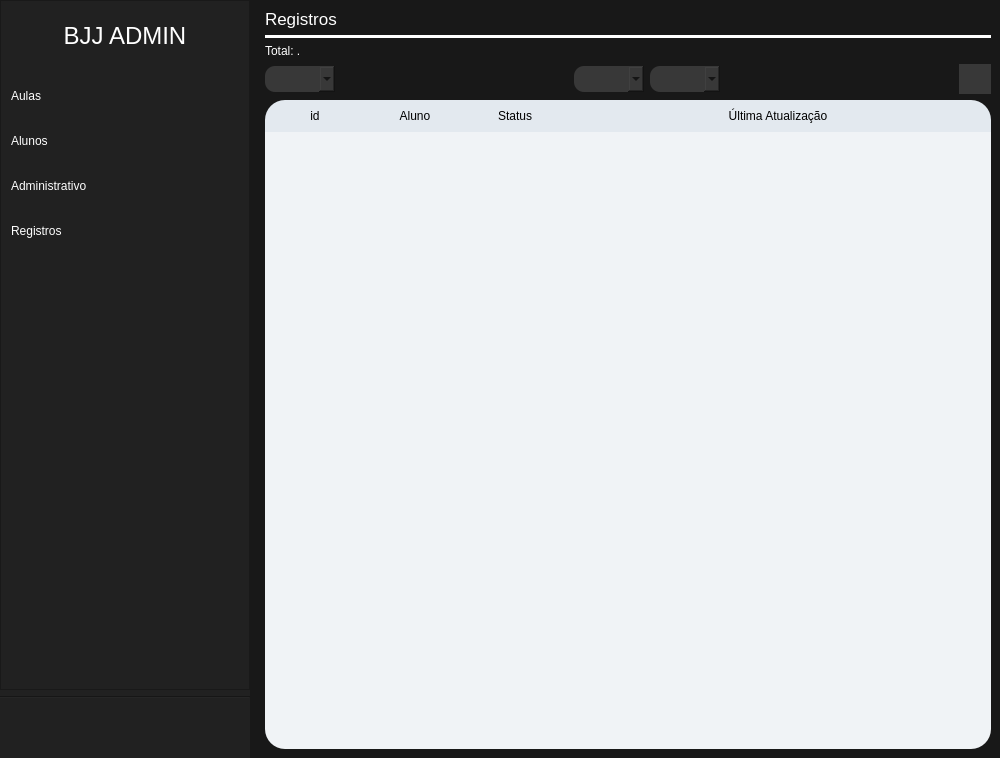
vitorcarnieli/desktop-bjjadmin, file views/ui/raw/main_view.ui: the form before one commit.
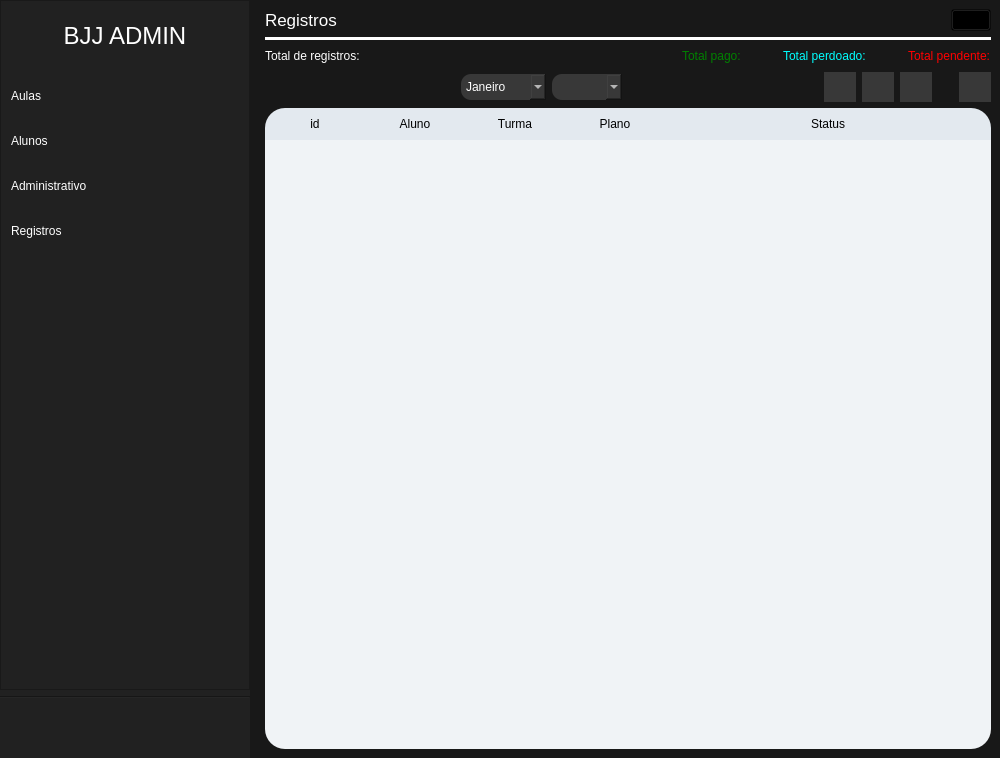
The form after the commit. The open tabs and pages were chosen to show the change. Icons and pictures are not drawn.

Commit message: feat: create and list records

Patch:
```diff
--- a/views/ui/raw/main_view.ui
+++ b/views/ui/raw/main_view.ui
@@ -1372,19 +1372,53 @@
       <widget class="QWidget" name="page_records">
        <layout class="QVBoxLayout" name="verticalLayout_6">
         <item>
-         <widget class="QLabel" name="label_manage_students_2">
-          <property name="font">
-           <font>
-            <pointsize>13</pointsize>
-           </font>
-          </property>
-          <property name="styleSheet">
-           <string notr="true">color: rgb(255, 255, 255);</string>
-          </property>
-          <property name="text">
-           <string>Registros</string>
-          </property>
-         </widget>
+         <layout class="QHBoxLayout" name="horizontalLayout_6">
+          <item>
+           <widget class="QLabel" name="label_manage_students_2">
+            <property name="font">
+             <font>
+              <pointsize>13</pointsize>
+             </font>
+            </property>
+            <property name="styleSheet">
+             <string notr="true">color: rgb(255, 255, 255);</string>
+            </property>
+            <property name="text">
+             <string>Registros</string>
+            </property>
+           </widget>
+          </item>
+          <item>
+           <spacer name="horizontalSpacer_2">
+            <property name="orientation">
+             <enum>Qt::Orientation::Horizontal</enum>
+            </property>
+            <property name="sizeHint" stdset="0">
+             <size>
+              <width>40</width>
+              <height>20</height>
+             </size>
+            </property>
+           </spacer>
+          </item>
+          <item>
+           <widget class="QPushButton" name="btn_reload_records">
+            <property name="toolTip">
+             <string>Recarregar página</string>
+            </property>
+            <property name="styleSheet">
+             <string notr="true">background-color: transparent;</string>
+            </property>
+            <property name="text">
+             <string/>
+            </property>
+            <property name="icon">
+             <iconset>
+              <normaloff>../../icons/refresh_white.png</normaloff>../../icons/refresh_white.png</iconset>
+            </property>
+           </widget>
+          </item>
+         </layout>
         </item>
         <item>
          <widget class="Line" name="line_manage__students_2">
@@ -1398,28 +1432,92 @@
          </widget>
         </item>
         <item>
-         <widget class="QLabel" name="label_records_total">
-          <property name="styleSheet">
-           <string notr="true">color: rgb(255, 255, 255);</string>
-          </property>
-          <property name="text">
-           <string>Total: .</string>
-          </property>
-         </widget>
+         <layout class="QHBoxLayout" name="horizontalLayout">
+          <item>
+           <widget class="QLabel" name="label_record_total_records">
+            <property name="styleSheet">
+             <string notr="true">color: rgb(255, 255, 255);</string>
+            </property>
+            <property name="text">
+             <string>Total de registros:</string>
+            </property>
+           </widget>
+          </item>
+          <item>
+           <spacer name="horizontalSpacer">
+            <property name="orientation">
+             <enum>Qt::Orientation::Horizontal</enum>
+            </property>
+            <property name="sizeHint" stdset="0">
+             <size>
+              <width>40</width>
+              <height>20</height>
+             </size>
+            </property>
+           </spacer>
+          </item>
+          <item>
+           <widget class="QLabel" name="label_total_payment_done">
+            <property name="styleSheet">
+             <string notr="true">color: green;</string>
+            </property>
+            <property name="text">
+             <string>Total pago:</string>
+            </property>
+           </widget>
+          </item>
+          <item>
+           <widget class="QLabel" name="label_4">
+            <property name="minimumSize">
+             <size>
+              <width>30</width>
+              <height>0</height>
+             </size>
+            </property>
+            <property name="text">
+             <string/>
+            </property>
+           </widget>
+          </item>
+          <item>
+           <widget class="QLabel" name="label_3">
+            <property name="styleSheet">
+             <string notr="true">color: rgb(0, 255, 255);</string>
+            </property>
+            <property name="text">
+             <string>Total perdoado:</string>
+            </property>
+           </widget>
+          </item>
+          <item>
+           <widget class="QLabel" name="label_5">
+            <property name="minimumSize">
+             <size>
+              <width>30</width>
+              <height>0</height>
+             </size>
+            </property>
+            <property name="text">
+             <string/>
+            </property>
+           </widget>
+          </item>
+          <item>
+           <widget class="QLabel" name="label_total_payment_pedding">
+            <property name="styleSheet">
+             <string notr="true">color: red;</string>
+            </property>
+            <property name="text">
+             <string>Total pendente:</string>
+            </property>
+           </widget>
+          </item>
+         </layout>
         </item>
         <item>
          <layout class="QHBoxLayout" name="horizontalLayout_4">
           <item>
-           <widget class="QComboBox" name="comboBox_records_filters">
-            <property name="styleSheet">
-             <string notr="true">QComboBox{
-	background:  #383838;
-	border-radius: 10px;
-	padding: 5px;
-}
-</string>
-            </property>
-           </widget>
+           <layout class="QVBoxLayout" name="layout_filter_records"/>
           </item>
           <item>
            <spacer name="horizontalSpacer_14">
@@ -1437,24 +1535,128 @@
           <item>
            <widget class="QComboBox" name="comboBox_month">
             <property name="styleSheet">
-             <string notr="true">QComboBox{
-	background:  #383838;
-	border-radius: 10px;
-	padding: 5px;
+             <string notr="true">            QComboBox {
+    background: #383838;
+    color: #ffffff;
+    border-radius: 10px;
+    padding: 5px;
 }
-</string>
+
+QComboBox QAbstractItemView {
+    color: #ffffff;
+    background: #383838;
+}
+
+/* ComboBox desabilitada */
+QComboBox:disabled {
+    background: #2b2b2b;
+    color: #777777;
+}
+
+/* Itens desabilitados */
+QComboBox QAbstractItemView::item:disabled {
+    background: #2b2b2b;
+    color: #777777;
+}
+
+/* Item selecionado mas desabilitado */
+QComboBox QAbstractItemView::item:selected:disabled {
+    background: #303030;
+}</string>
             </property>
+            <item>
+             <property name="text">
+              <string>Janeiro</string>
+             </property>
+            </item>
+            <item>
+             <property name="text">
+              <string>Fevereiro</string>
+             </property>
+            </item>
+            <item>
+             <property name="text">
+              <string>Março</string>
+             </property>
+            </item>
+            <item>
+             <property name="text">
+              <string>Abril</string>
+             </property>
+            </item>
+            <item>
+             <property name="text">
+              <string>Maio</string>
+             </property>
+            </item>
+            <item>
+             <property name="text">
+              <string>Junho</string>
+             </property>
+            </item>
+            <item>
+             <property name="text">
+              <string>Julho</string>
+             </property>
+            </item>
+            <item>
+             <property name="text">
+              <string>Agosto</string>
+             </property>
+            </item>
+            <item>
+             <property name="text">
+              <string>Setembro</string>
+             </property>
+            </item>
+            <item>
+             <property name="text">
+              <string>Outubro</string>
+             </property>
+            </item>
+            <item>
+             <property name="text">
+              <string>Novembro</string>
+             </property>
+            </item>
+            <item>
+             <property name="text">
+              <string>Dezembro</string>
+             </property>
+            </item>
            </widget>
           </item>
           <item>
            <widget class="QComboBox" name="comboBox_year">
             <property name="styleSheet">
-             <string notr="true">QComboBox{
-	background:  #383838;
-	border-radius: 10px;
-	padding: 5px;
+             <string notr="true">            QComboBox {
+    background: #383838;
+    color: #ffffff;
+    border-radius: 10px;
+    padding: 5px;
 }
-</string>
+
+QComboBox QAbstractItemView {
+    color: #ffffff;
+    background: #383838;
+}
+
+/* ComboBox desabilitada */
+QComboBox:disabled {
+    background: #2b2b2b;
+    color: #777777;
+}
+
+/* Itens desabilitados */
+QComboBox QAbstractItemView::item:disabled {
+    background: #2b2b2b;
+    color: #777777;
+}
+
+/* Item selecionado mas desabilitado */
+QComboBox QAbstractItemView::item:selected:disabled {
+    background: #303030;
+}</string>
             </property>
            </widget>
           </item>
@@ -1501,14 +1703,144 @@
             </property>
             <property name="icon">
              <iconset>
-              <normaloff>../../icons/refresh_white.png</normaloff>../../icons/refresh_white.png</iconset>
+              <normaloff>../../icons/money.png</normaloff>../../icons/money.png</iconset>
+            </property>
+           </widget>
+          </item>
+          <item>
+           <widget class="QPushButton" name="btn_money_forgiven">
+            <property name="minimumSize">
+             <size>
+              <width>30</width>
+              <height>30</height>
+             </size>
+            </property>
+            <property name="toolTip">
+             <string>Definir como &quot;Perdoado&quot;</string>
+            </property>
+            <property name="styleSheet">
+             <string notr="true">QPushButton {
+
+                            background: #383838;
+                            color: white;
+                            border-radius: 100px;
+                            }
+
+                            QPushButton:hover {
+                            background-color: #303030;
+                            color: white;
+                            }
+
+                            QPushButton:disabled{
+                            background-color: rgb(222, 222, 222);
+                            }</string>
+            </property>
+            <property name="text">
+             <string/>
+            </property>
+            <property name="icon">
+             <iconset>
+              <normaloff>../../icons/money_forgiven.png</normaloff>../../icons/money_forgiven.png</iconset>
+            </property>
+           </widget>
+          </item>
+          <item>
+           <widget class="QPushButton" name="btn_money_off">
+            <property name="minimumSize">
+             <size>
+              <width>30</width>
+              <height>30</height>
+             </size>
+            </property>
+            <property name="toolTip">
+             <string>Definir como &quot;Pendente&quot;</string>
+            </property>
+            <property name="styleSheet">
+             <string notr="true">QPushButton {
+
+                            background: #383838;
+                            color: white;
+                            border-radius: 100px;
+                            }
+
+                            QPushButton:hover {
+                            background-color: #303030;
+                            color: white;
+                            }
+
+                            QPushButton:disabled{
+                            background-color: rgb(222, 222, 222);
+                            }</string>
+            </property>
+            <property name="text">
+             <string/>
+            </property>
+            <property name="icon">
+             <iconset>
+              <normaloff>../../icons/un_money_money.png</normaloff>../../icons/un_money_money.png</iconset>
+            </property>
+           </widget>
+          </item>
+          <item>
+           <widget class="QLabel" name="label_2">
+            <property name="minimumSize">
+             <size>
+              <width>15</width>
+              <height>0</height>
+             </size>
+            </property>
+            <property name="text">
+             <string/>
+            </property>
+           </widget>
+          </item>
+          <item>
+           <widget class="QPushButton" name="btn_whatsapp">
+            <property name="minimumSize">
+             <size>
+              <width>30</width>
+              <height>30</height>
+             </size>
+            </property>
+            <property name="toolTip">
+             <string>Enviar mensagem de cobrança</string>
+            </property>
+            <property name="styleSheet">
+             <string notr="true">QPushButton {
+
+                            background: #383838;
+                            color: white;
+                            border-radius: 100px;
+                            }
+
+                            QPushButton:hover {
+                            background-color: #303030;
+                            color: white;
+                            }
+
+                            QPushButton:disabled{
+                            background-color: rgb(222, 222, 222);
+                            }</string>
+            </property>
+            <property name="text">
+             <string/>
+            </property>
+            <property name="icon">
+             <iconset>
+              <normaloff>../../icons/whatsapp.png</normaloff>../../icons/whatsapp.png</iconset>
             </property>
            </widget>
           </item>
          </layout>
         </item>
         <item>
-         <widget class="QTableWidget" name="table_students_2">
+         <widget class="QTableWidget" name="table_payment_records">
+          <property name="minimumSize">
+           <size>
+            <width>0</width>
+            <height>0</height>
+           </size>
+          </property>
           <property name="styleSheet">
            <string notr="true">QTableWidget{
                                 background: #F0F3F6;
@@ -1562,16 +1894,21 @@
             <string>Aluno</string>
            </property>
           </column>
+          <column>
+           <property name="text">
+            <string>Turma</string>
+           </property>
+          </column>
+          <column>
+           <property name="text">
+            <string>Plano</string>
+           </property>
+          </column>
           <column>
            <property name="text">
             <string>Status</string>
            </property>
           </column>
-          <column>
-           <property name="text">
-            <string>Última Atualização</string>
-           </property>
-          </column>
          </widget>
         </item>
        </layout>
```
Left out of the diff: 5 changed lines with no effect on the pictures. The commit also changes 14 other files.
